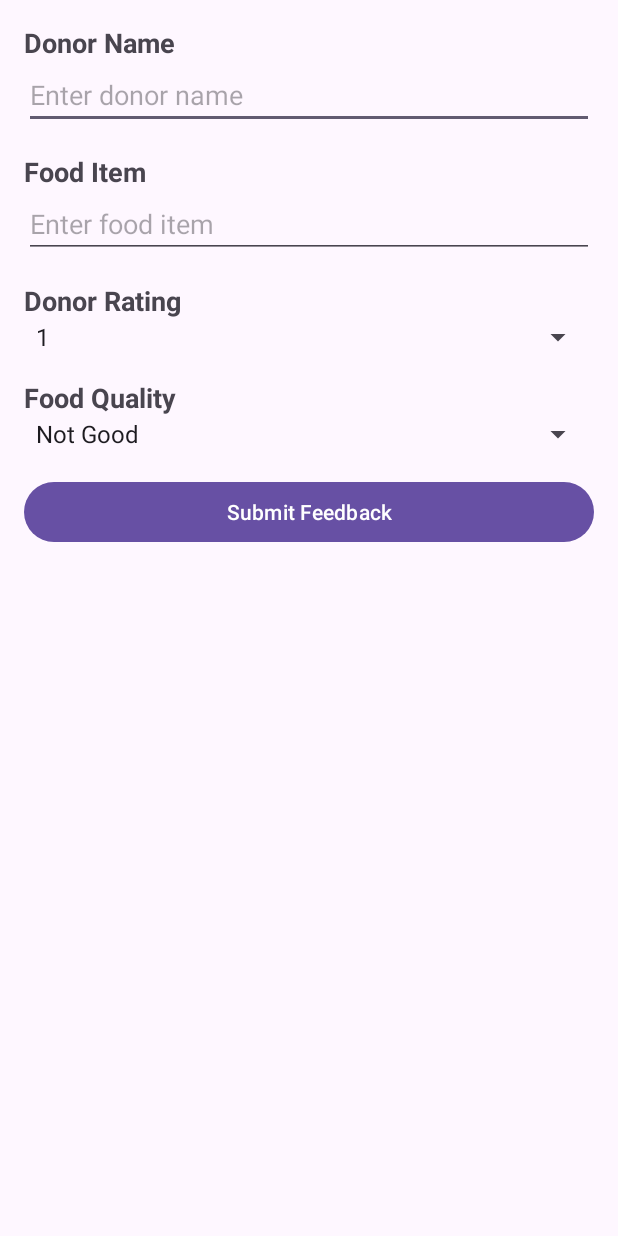
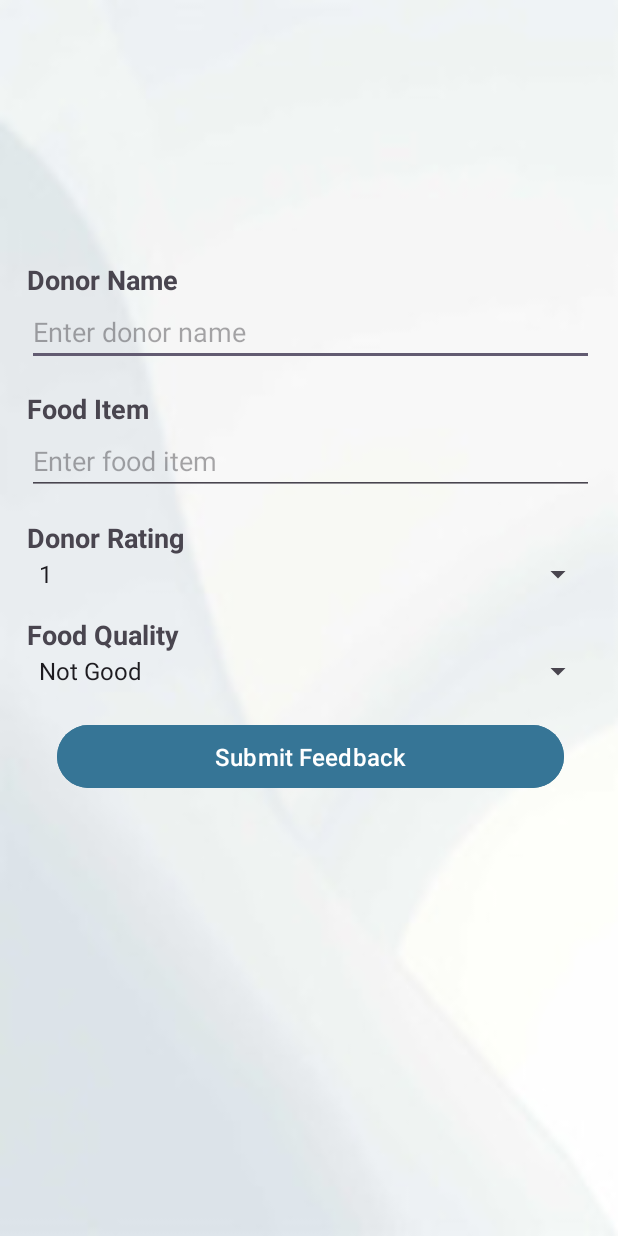
Before and after one commit to CS639-Team-4-Final-Project/FoodSave, an Android app: the FeedbackForm screen opened directly, with no data from a screen before it, on a phone screen of 412 x 824 dp. Run offline under Robolectric (Android 15) with nearby library versions, the phone set to English and light mode, and no system bars.

Commit message:
Added the feedback css and receive submit button

```diff
--- a/app/src/main/java/com/example/foodsave/FeedbackForm.kt
+++ b/app/src/main/java/com/example/foodsave/FeedbackForm.kt
@@ -1,7 +1,9 @@
 package com.example.foodsave
 
+import android.content.Intent
 import android.os.Bundle
 import android.widget.ArrayAdapter
+import android.widget.Toast
 import androidx.appcompat.app.AppCompatActivity
 import com.example.foodsave.databinding.ActivityFeedbackFormBinding
 
@@ -13,13 +15,8 @@ class FeedbackForm : AppCompatActivity() {
         binding = ActivityFeedbackFormBinding.inflate(layoutInflater)
         setContentView(binding.root)
 
-        // Set up the dropdown menus
         setupDropdowns()
-
-        // Set up the submit button click listener
-        binding.btnSubmitFeedback.setOnClickListener {
-            submitFeedback()
-        }
+        setupSubmitButton()
     }
 
     private fun setupDropdowns() {
@@ -46,13 +43,30 @@ class FeedbackForm : AppCompatActivity() {
         }
     }
 
+    private fun setupSubmitButton() {
+        binding.btnSubmitFeedback.setOnClickListener {
+            submitFeedback()
+        }
+    }
+
     private fun submitFeedback() {
         val donorName = binding.etDonorName.text.toString()
         val foodItem = binding.etFoodItem.text.toString()
-        val donorRating = binding.spinnerDonorRating.selectedItemPosition // Get the selected index
-        val foodQuality = binding.spinnerFoodQuality.selectedItemPosition // Get the selected index
+        val donorRating = binding.spinnerDonorRating.selectedItemPosition
+        val foodQuality = binding.spinnerFoodQuality.selectedItemPosition
+
+        if (donorRating == 0) {
+            // "Choose from below" is selected for Donor Rating
+        }
+
+        if (foodQuality == 0) {
+            // "Choose from below" is selected for Food Quality
+        }
 
         // Perform the necessary actions to submit the feedback
         // You can use the `donorRating` and `foodQuality` values (which will be 0 if "Choose from below" is selected)
+        Toast.makeText(this, "Feedback submitted successfully!", Toast.LENGTH_SHORT).show()
+
+        finish()
     }
 }
--- a/app/src/main/res/layout/activity_feedback_form.xml
+++ b/app/src/main/res/layout/activity_feedback_form.xml
@@ -1,13 +1,22 @@
 <?xml version="1.0" encoding="utf-8"?>
-<ScrollView xmlns:android="http://schemas.android.com/apk/res/android"
+<LinearLayout
+    xmlns:android="http://schemas.android.com/apk/res/android"
+    xmlns:tools="http://schemas.android.com/tools"
+    xmlns:app="http://schemas.android.com/apk/res-auto"
     android:layout_width="match_parent"
     android:layout_height="match_parent"
-    android:padding="16dp">
+    android:background="@drawable/background2"
+    android:padding="8dp"
+    android:gravity="center">
 
     <LinearLayout
         android:layout_width="match_parent"
         android:layout_height="wrap_content"
-        android:orientation="vertical">
+        android:layout_marginLeft="10dp"
+        android:layout_marginTop="-50dp"
+        android:layout_marginRight="8dp"
+        android:orientation="vertical"
+        tools:ignore="UselessParent">
 
             <TextView
                 android:layout_width="wrap_content"
@@ -43,7 +52,7 @@
                 android:layout_height="wrap_content"
                 android:layout_marginTop="16dp"
                 android:text="Donor Rating"
-            android:hint="Enter Donor Rating"
+                android:hint="Choose from below"
                 android:textAppearance="@style/TextAppearance.AppCompat.Medium"
                 android:textStyle="bold" />
 
@@ -52,15 +61,15 @@
                 android:layout_width="match_parent"
                 android:layout_height="wrap_content"
                 android:entries="@array/donor_ratings"
-            android:hint="Enter Donor Rating"
-             />
+                android:hint="Choose from below"
+                android:prompt="@string/choose_from_below"/>
 
             <TextView
                 android:layout_width="wrap_content"
                 android:layout_height="wrap_content"
                 android:layout_marginTop="16dp"
                 android:text="Food Quality"
-            android:hint="Enter Qualtiy of Food"
+                android:hint="Choose from below"
                 android:textAppearance="@style/TextAppearance.AppCompat.Medium"
                 android:textStyle="bold" />
 
@@ -69,15 +78,18 @@
                 android:layout_width="match_parent"
                 android:layout_height="wrap_content"
                 android:entries="@array/food_quality_ratings"
-            />
+                android:hint="Choose from below" />
 
         <Button
             android:id="@+id/btnSubmitFeedback"
             android:layout_width="match_parent"
-            android:layout_height="wrap_content"
-            android:layout_marginTop="16dp"
-            android:text="Submit Feedback" />
+            android:layout_height="50dp"
+            android:layout_margin="20dp"
+            android:text="Submit Feedback"
+            android:backgroundTint="@color/register"
+            android:textColor="@android:color/white"
+            android:textSize="16sp" />
 
         </LinearLayout>
 
-</ScrollView>
+</LinearLayout>
--- a/app/src/main/res/navigation/nav_graph.xml
+++ b/app/src/main/res/navigation/nav_graph.xml
@@ -81,6 +81,7 @@
         android:id="@+id/Receive"
         android:name="com.example.foodsave.Receive"
         android:label="@string/Receive" >
+
         <action
             android:id="@+id/action_Receive_to_Dashboard"
             app:destination="@id/Dashboard" />
--- a/app/src/main/res/values/strings.xml
+++ b/app/src/main/res/values/strings.xml
@@ -32,6 +32,7 @@
     <string name="description">Description</string>
     <string name="submit">Submit</string>
 
+    <string name="choose_from_below">Choose from below</string>
     <string-array name="donor_ratings">
             <item>1</item>
             <item>2</item>
```
Lines whose indentation alone changed are shown as unchanged.
